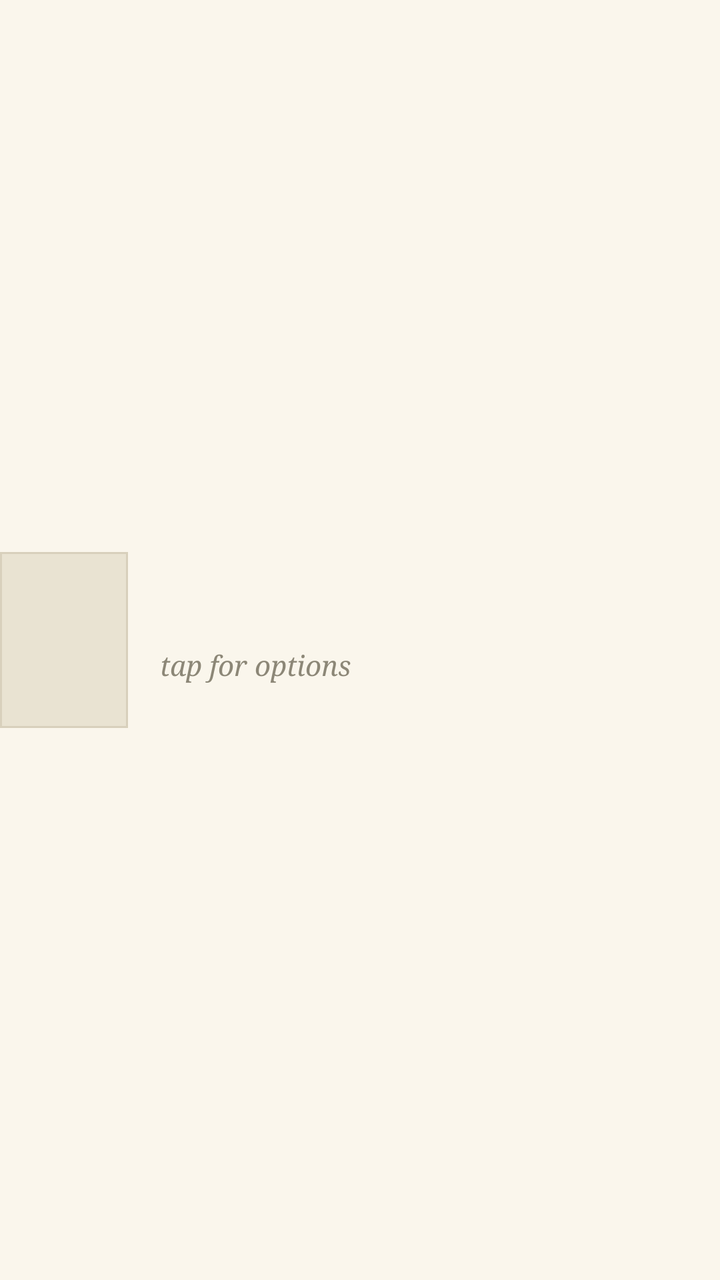
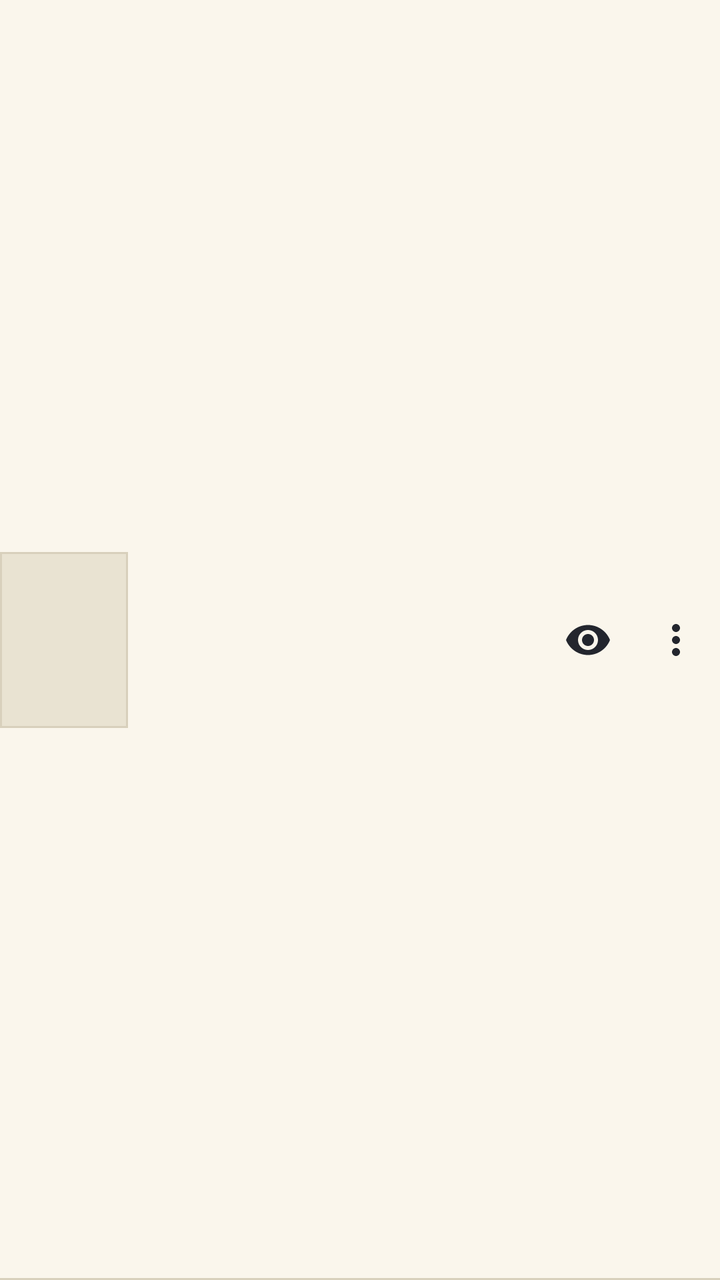

The first picture is an Android layout as it rendered before a commit; the second is the same layout after the commit. The layout source and the unified diff follow.
<!-- AndroidManifest.xml: application theme Theme.Paper -->
<!-- res/layout/item_page.xml -->
<?xml version="1.0" encoding="utf-8"?>
<LinearLayout xmlns:android="http://schemas.android.com/apk/res/android"
    android:layout_width="match_parent"
    android:layout_height="wrap_content"
    android:gravity="center_vertical"
    android:orientation="horizontal"
    android:paddingTop="10dp"
    android:paddingBottom="10dp">

    <ImageView
        android:id="@+id/pageThumb"
        android:layout_width="64dp"
        android:layout_height="88dp"
        android:background="@drawable/bg_thumb"
        android:padding="1dp"
        android:scaleType="fitCenter"
        android:contentDescription="Page preview" />

    <LinearLayout
        android:layout_width="match_parent"
        android:layout_height="wrap_content"
        android:orientation="vertical"
        android:paddingLeft="16dp">

        <TextView
            android:id="@+id/pageTitle"
            style="@style/Body"
            android:layout_width="wrap_content"
            android:layout_height="wrap_content"
            android:textSize="19sp" />

        <TextView
            style="@style/Faint"
            android:layout_width="wrap_content"
            android:layout_height="wrap_content"
            android:text="tap for options"
            android:textStyle="italic" />
    </LinearLayout>
</LinearLayout>
<!-- resources referenced by this layout -->
<resources>
  <!-- drawable bg_thumb (drawable) -->
  <?xml version="1.0" encoding="utf-8"?>
  <shape xmlns:android="http://schemas.android.com/apk/res/android" android:shape="rectangle">
      <solid android:color="@color/shade" />
      <stroke android:width="1dp" android:color="@color/rule" />
  </shape>
  <style name="Body">
          <item name="android:textColor">@color/ink</item>
          <item name="android:fontFamily">serif</item>
          <item name="android:textSize">16sp</item>
          <item name="android:lineSpacingExtra">5dp</item>
      </style>
  <style name="Faint">
          <item name="android:textColor">@color/faint</item>
          <item name="android:fontFamily">serif</item>
          <item name="android:textSize">14sp</item>
      </style>
  <style name="Theme.Paper" parent="android:Theme.Material.Light.NoActionBar">
          <item name="android:windowBackground">@color/paper</item>
          <item name="android:statusBarColor">@color/paper</item>
          <item name="android:navigationBarColor">@color/paper</item>
          <item name="android:windowLightStatusBar">true</item>
          <item name="android:windowLightNavigationBar">true</item>
          <item name="android:textColorPrimary">@color/ink</item>
          <item name="android:textColorSecondary">@color/faint</item>
          <item name="android:colorAccent">@color/ink</item>
          <item name="android:colorControlActivated">@color/ink</item>
      </style>
  <color name="shade">#E9E3D2</color>
  <color name="rule">#D8D0BC</color>
  <color name="ink">#23262E</color>
  <color name="faint">#8C8777</color>
  <color name="paper">#FAF6EC</color>
</resources>

<!-- the commit's change to res/layout/item_page.xml (unified diff, before → after) -->
@@ -2,38 +2,45 @@
 <LinearLayout xmlns:android="http://schemas.android.com/apk/res/android"
     android:layout_width="match_parent"
     android:layout_height="wrap_content"
+    android:background="@drawable/bg_rule"
     android:gravity="center_vertical"
     android:orientation="horizontal"
-    android:paddingTop="10dp"
-    android:paddingBottom="10dp">
+    android:paddingBottom="10dp"
+    android:paddingTop="10dp">
 
     <ImageView
         android:id="@+id/pageThumb"
         android:layout_width="64dp"
         android:layout_height="88dp"
         android:background="@drawable/bg_thumb"
+        android:contentDescription="Page preview"
         android:padding="1dp"
-        android:scaleType="fitCenter"
-        android:contentDescription="Page preview" />
+        android:scaleType="fitCenter" />
 
-    <LinearLayout
-        android:layout_width="match_parent"
+    <TextView
+        android:id="@+id/pageTitle"
+        style="@style/Body"
+        android:layout_width="0dp"
         android:layout_height="wrap_content"
-        android:orientation="vertical"
-        android:paddingLeft="16dp">
+        android:layout_weight="1"
+        android:paddingLeft="16dp"
+        android:textSize="19sp" />
 
-        <TextView
-            android:id="@+id/pageTitle"
-            style="@style/Body"
-            android:layout_width="wrap_content"
-            android:layout_height="wrap_content"
-            android:textSize="19sp" />
+    <ImageView
+        android:id="@+id/previewButton"
+        android:layout_width="44dp"
+        android:layout_height="44dp"
+        android:background="@drawable/bg_icon_press"
+        android:contentDescription="Preview page"
+        android:padding="10dp"
+        android:src="@drawable/ic_eye" />
 
-        <TextView
-            style="@style/Faint"
-            android:layout_width="wrap_content"
-            android:layout_height="wrap_content"
-            android:text="tap for options"
-            android:textStyle="italic" />
-    </LinearLayout>
+    <ImageView
+        android:id="@+id/moreButton"
+        android:layout_width="44dp"
+        android:layout_height="44dp"
+        android:background="@drawable/bg_icon_press"
+        android:contentDescription="More options"
+        android:padding="10dp"
+        android:src="@drawable/ic_more" />
 </LinearLayout>
<!-- resource entries referenced after the edit -->
@@ -1,21 +1,67 @@
 <!-- resources referenced by this layout -->
 <resources>
+  <!-- drawable bg_icon_press (drawable) -->
+  <?xml version="1.0" encoding="utf-8"?>
+  <selector xmlns:android="http://schemas.android.com/apk/res/android">
+      <item android:state_pressed="true">
+          <shape android:shape="oval">
+              <solid android:color="@color/shade" />
+          </shape>
+      </item>
+      <item>
+          <shape android:shape="oval">
+              <solid android:color="@android:color/transparent" />
+          </shape>
+      </item>
+  </selector>
+  <!-- drawable bg_rule (drawable) -->
+  <?xml version="1.0" encoding="utf-8"?>
+  <layer-list xmlns:android="http://schemas.android.com/apk/res/android">
+      <item
+          android:left="-2dp"
+          android:top="-2dp"
+          android:right="-2dp">
+          <shape android:shape="rectangle">
+              <solid android:color="@android:color/transparent" />
+              <stroke
+                  android:width="1dp"
+                  android:color="@color/rule" />
+          </shape>
+      </item>
+  </layer-list>
   <!-- drawable bg_thumb (drawable) -->
   <?xml version="1.0" encoding="utf-8"?>
   <shape xmlns:android="http://schemas.android.com/apk/res/android" android:shape="rectangle">
       <solid android:color="@color/shade" />
       <stroke android:width="1dp" android:color="@color/rule" />
   </shape>
+  <!-- drawable ic_eye (drawable) -->
+  <?xml version="1.0" encoding="utf-8"?>
+  <vector xmlns:android="http://schemas.android.com/apk/res/android"
+      android:width="24dp"
+      android:height="24dp"
+      android:viewportWidth="24"
+      android:viewportHeight="24">
+      <path
+          android:fillColor="#23262E"
+          android:pathData="M12,4.5C7,4.5 2.73,7.61 1,12c1.73,4.39 6,7.5 11,7.5s9.27,-3.11 11,-7.5c-1.73,-4.39 -6,-7.5 -11,-7.5zM12,17c-2.76,0 -5,-2.24 -5,-5s2.24,-5 5,-5 5,2.24 5,5 -2.24,5 -5,5zM12,9c-1.66,0 -3,1.34 -3,3s1.34,3 3,3 3,-1.34 3,-3 -1.34,-3 -3,-3z" />
+  </vector>
+  <!-- drawable ic_more (drawable) -->
+  <?xml version="1.0" encoding="utf-8"?>
+  <vector xmlns:android="http://schemas.android.com/apk/res/android"
+      android:width="24dp"
+      android:height="24dp"
+      android:viewportWidth="24"
+      android:viewportHeight="24">
+      <path
+          android:fillColor="#23262E"
+          android:pathData="M12,8c1.1,0 2,-0.9 2,-2s-0.9,-2 -2,-2 -2,0.9 -2,2 0.9,2 2,2zM12,10c-1.1,0 -2,0.9 -2,2s0.9,2 2,2 2,-0.9 2,-2 -0.9,-2 -2,-2zM12,16c-1.1,0 -2,0.9 -2,2s0.9,2 2,2 2,-0.9 2,-2 -0.9,-2 -2,-2z" />
+  </vector>
   <style name="Body">
           <item name="android:textColor">@color/ink</item>
           <item name="android:fontFamily">serif</item>
           <item name="android:textSize">16sp</item>
           <item name="android:lineSpacingExtra">5dp</item>
-      </style>
-  <style name="Faint">
-          <item name="android:textColor">@color/faint</item>
-          <item name="android:fontFamily">serif</item>
-          <item name="android:textSize">14sp</item>
       </style>
   <style name="Theme.Paper" parent="android:Theme.Material.Light.NoActionBar">
           <item name="android:windowBackground">@color/paper</item>
